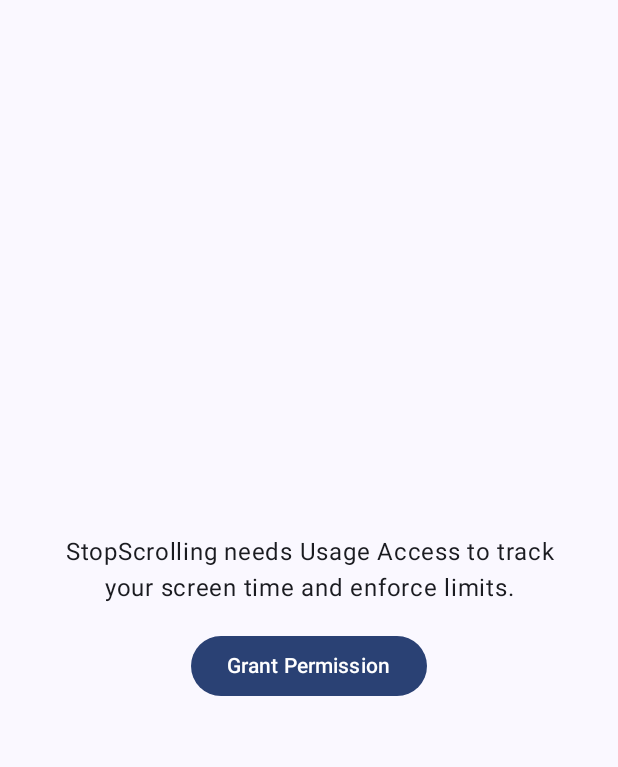
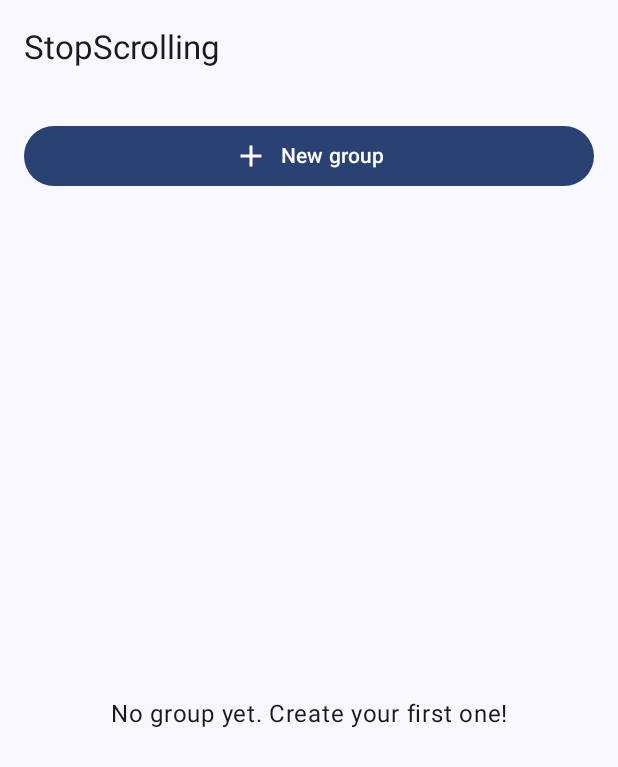
Before and after one commit to AuroraHEL/StopScrolling, an Android app built with Jetpack Compose: the screen it shows after launch (MainActivity), on a phone screen of 412 x 824 dp. Shown: the top 767 px of the screen. Run offline under Robolectric (Android 15) with nearby library versions, the phone set to English and light mode, and no system bars.

Commit message:
Add dashboard screen and navigation graph

```diff
--- a/app/build.gradle.kts
+++ b/app/build.gradle.kts
@@ -55,4 +55,6 @@ dependencies {
     implementation(libs.room.runtime)
     implementation(libs.room.ktx)
     ksp(libs.room.compiler)
+    implementation(libs.androidx.navigation.compose)
+    implementation(libs.androidx.compose.material.icons.core)
 }
--- a/app/src/main/java/com/example/stopscrolling/MainActivity.kt
+++ b/app/src/main/java/com/example/stopscrolling/MainActivity.kt
@@ -4,16 +4,8 @@ import android.os.Bundle
 import androidx.activity.ComponentActivity
 import androidx.activity.compose.setContent
 import androidx.activity.enableEdgeToEdge
-import androidx.compose.foundation.layout.fillMaxSize
-import androidx.compose.foundation.layout.padding
-import androidx.compose.material3.Scaffold
-import androidx.compose.material3.Text
-import androidx.compose.runtime.Composable
-import androidx.compose.ui.Modifier
-import androidx.compose.ui.tooling.preview.Preview
+import com.example.stopscrolling.ui.navigation.AppNavHost
 import com.example.stopscrolling.ui.theme.StopScrollingTheme
-import androidx.compose.foundation.layout.Box
-import android.widget.Toast
 
 class MainActivity : ComponentActivity() {
     override fun onCreate(savedInstanceState: Bundle?) {
@@ -21,36 +13,8 @@ class MainActivity : ComponentActivity() {
         enableEdgeToEdge()
         setContent {
             StopScrollingTheme {
-                Scaffold(modifier = Modifier.fillMaxSize()) { innerPadding ->
-                    Box(modifier = Modifier.padding(innerPadding).fillMaxSize()) {
-                        PermissionScreen(
-                            onPermissionGranted = {
-                                Toast.makeText(
-                                    this@MainActivity,
-                                    "Success! Ready for the next screen.",
-                                    Toast.LENGTH_LONG
-                                ).show()
-                            }
-                        )
-                    }
-                }
+                AppNavHost()
             }
         }
     }
 }
-
-//@Composable
-//fun Greeting(name: String, modifier: Modifier = Modifier) {
-//    Text(
-//        text = "Hello $name!",
-//        modifier = modifier
-//    )
-//}
-//
-//@Preview(showBackground = true)
-//@Composable
-//fun GreetingPreview() {
-//    StopScrollingTheme {
-//        Greeting("Android")
-//    }
-//}
--- /dev/null
+++ b/app/src/main/java/com/example/stopscrolling/ui/dashboard/DashboardScreen.kt
@@ -0,0 +1,72 @@
+package com.example.stopscrolling.ui.dashboard
+
+import androidx.compose.foundation.layout.Arrangement
+import androidx.compose.foundation.layout.Box
+import androidx.compose.foundation.layout.Column
+import androidx.compose.foundation.layout.Spacer
+import androidx.compose.foundation.layout.fillMaxSize
+import androidx.compose.foundation.layout.fillMaxWidth
+import androidx.compose.foundation.layout.height
+import androidx.compose.foundation.layout.padding
+import androidx.compose.foundation.layout.width
+import androidx.compose.material.icons.Icons
+import androidx.compose.material.icons.filled.Add
+import androidx.compose.material3.Button
+import androidx.compose.material3.ExperimentalMaterial3Api
+import androidx.compose.material3.Icon
+import androidx.compose.material3.Scaffold
+import androidx.compose.material3.Text
+import androidx.compose.material3.TopAppBar
+import androidx.compose.runtime.Composable
+import androidx.compose.ui.Alignment
+import androidx.compose.ui.Modifier
+import androidx.compose.ui.res.stringResource
+import androidx.compose.ui.text.style.TextAlign
+import androidx.compose.ui.tooling.preview.Preview
+import androidx.compose.ui.unit.dp
+import com.example.stopscrolling.R
+import com.example.stopscrolling.ui.theme.StopScrollingTheme
+
+/**
+ * Home screen of the app.
+ * For now it only shows the "New group" button and an empty state.
+ * The list of saved groups will be added with the ViewModel (next PR).
+ */
+@OptIn(ExperimentalMaterial3Api::class)
+@Composable
+fun DashboardScreen(onNewGroupClick: () -> Unit) {
+    Scaffold(
+        topBar = { TopAppBar(title = { Text(stringResource(R.string.app_name)) }) }
+    ) { padding ->
+        Column(
+            modifier = Modifier
+                .padding(padding)
+                .padding(16.dp)
+                .fillMaxSize()
+        ) {
+            Button(
+                onClick = onNewGroupClick,
+                modifier = Modifier.fillMaxWidth()
+            ) {
+                Icon(Icons.Default.Add, contentDescription = null)
+                Spacer(Modifier.width(8.dp))
+                Text(stringResource(R.string.new_group))
+            }
+
+            Spacer(Modifier.height(16.dp))
+
+            Box(Modifier.fillMaxSize(), contentAlignment = Alignment.Center) {
+                Text(
+                    text = stringResource(R.string.no_groups_yet),
+                    textAlign = TextAlign.Center
+                )
+            }
+        }
+    }
+}
+
+@Preview(showBackground = true)
+@Composable
+private fun DashboardScreenPreview() {
+    StopScrollingTheme { DashboardScreen(onNewGroupClick = {}) }
+}
--- /dev/null
+++ b/app/src/main/java/com/example/stopscrolling/ui/navigation/AppNavHost.kt
@@ -0,0 +1,64 @@
+package com.example.stopscrolling.ui.navigation
+
+import androidx.compose.foundation.layout.Box
+import androidx.compose.foundation.layout.fillMaxSize
+import androidx.compose.foundation.layout.padding
+import androidx.compose.foundation.layout.safeDrawingPadding
+import androidx.compose.material3.Scaffold
+import androidx.compose.material3.Text
+import androidx.compose.runtime.Composable
+import androidx.compose.ui.Alignment
+import androidx.compose.ui.Modifier
+import androidx.navigation.NavHostController
+import androidx.navigation.compose.NavHost
+import androidx.navigation.compose.composable
+import androidx.navigation.compose.rememberNavController
+import com.example.stopscrolling.PermissionScreen
+import com.example.stopscrolling.ui.dashboard.DashboardScreen
+
+/** Names of the screens, so that we never write a route as a raw string elsewhere. */
+object Routes {
+    const val PERMISSION = "permission"
+    const val DASHBOARD = "dashboard"
+    const val NEW_GROUP = "new_group"
+}
+
+@Composable
+fun AppNavHost(navController: NavHostController = rememberNavController()) {
+    NavHost(navController = navController, startDestination = Routes.PERMISSION) {
+
+        composable(Routes.PERMISSION) {
+            Box(Modifier.fillMaxSize().safeDrawingPadding()) {
+                PermissionScreen(
+                    onPermissionGranted = {
+                        navController.navigate(Routes.DASHBOARD) {
+                            popUpTo(Routes.PERMISSION) { inclusive = true }
+                            launchSingleTop = true
+                        }
+                    }
+                )
+            }
+        }
+
+        composable(Routes.DASHBOARD) {
+            DashboardScreen(
+                onNewGroupClick = { navController.navigate(Routes.NEW_GROUP) }
+            )
+        }
+
+        composable(Routes.NEW_GROUP) {
+            // TODO US-08: replace by the real NewGroupScreen
+            NewGroupPlaceholder()
+        }
+    }
+}
+
+// Temporary screen, removed when the "New group" screen is added.
+@Composable
+private fun NewGroupPlaceholder() {
+    Scaffold { padding ->
+        Box(Modifier.padding(padding).fillMaxSize(), contentAlignment = Alignment.Center) {
+            Text("New group screen (coming soon)")
+        }
+    }
+}
--- a/app/src/main/res/values/strings.xml
+++ b/app/src/main/res/values/strings.xml
@@ -1,3 +1,5 @@
 <resources>
     <string name="app_name">StopScrolling</string>
+    <string name="new_group">New group</string>
+    <string name="no_groups_yet">No group yet. Create your first one!</string>
 </resources>
--- a/gradle/libs.versions.toml
+++ b/gradle/libs.versions.toml
@@ -10,6 +10,7 @@ kotlin = "2.2.10"
 composeBom = "2026.02.01"
 room = "2.6.1"
 ksp = "2.2.10-2.0.2"
+navigationCompose = "2.9.0"
 
 [libraries]
 androidx-core-ktx = { group = "androidx.core", name = "core-ktx", version.ref = "coreKtx" }
@@ -29,6 +30,8 @@ androidx-compose-material3 = { group = "androidx.compose.material3", name = "mat
 room-runtime = { group = "androidx.room", name = "room-runtime", version.ref = "room" }
 room-compiler = { group = "androidx.room", name = "room-compiler", version.ref = "room" }
 room-ktx = { group = "androidx.room", name = "room-ktx", version.ref = "room" }
+androidx-navigation-compose = { group = "androidx.navigation", name = "navigation-compose", version.ref = "navigationCompose" }
+androidx-compose-material-icons-core = { group = "androidx.compose.material", name = "material-icons-core" }
 
 [plugins]
 android-application = { id = "com.android.application", version.ref = "agp" }
```
